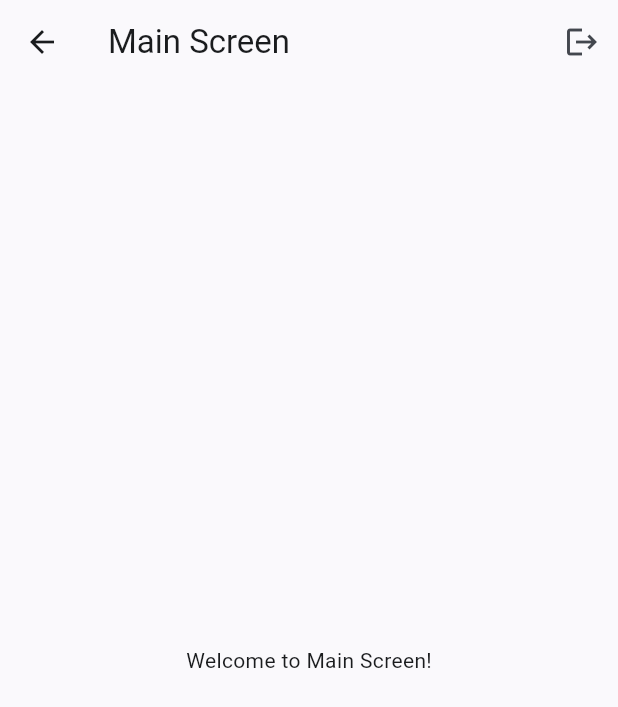
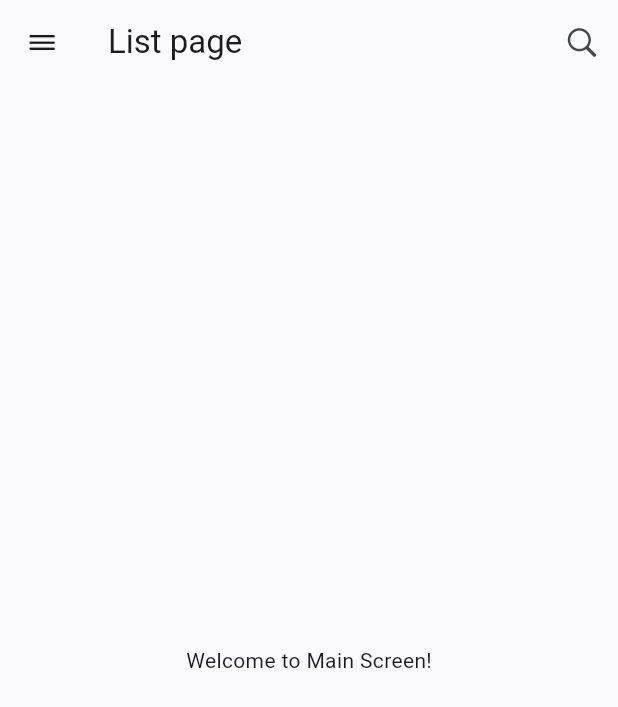
Before and after one commit to NazarIlkiv/lanars_tech_task, a Flutter app: the MainScreen screen opened directly, on a phone screen of 412 x 824 dp. Shown: the top 707 px of the screen. Run offline on Flutter 3.47's test engine with Material 3 defaults, Android fonts, the phone set to English and light mode, and no system bars; our stand-ins replace dio, equatable, flutter_bloc, get_it, hydrated_bloc, pretty_dio_logger and 1 more; generated files the repository leaves out were written again.

Commit message:
add drawer menu

```diff
--- a/lib/presentation/view/screens/main_screen/main_screen.dart
+++ b/lib/presentation/view/screens/main_screen/main_screen.dart
@@ -1,6 +1,8 @@
+import 'package:flutter/cupertino.dart';
 import 'package:flutter/material.dart';
-import 'package:flutter_bloc/flutter_bloc.dart';
-import 'package:lanars_tech_task/presentation/state/auth/auth_cubit.dart';
+import 'package:lanars_tech_task/core/constants/app_strings.dart';
+import 'package:lanars_tech_task/core/theme/app_text_styles.dart';
+import 'package:lanars_tech_task/presentation/view/screens/drawer_menu/drawer_menu_screen.dart';
 
 class MainScreen extends StatelessWidget {
   const MainScreen({super.key});
@@ -9,19 +11,37 @@ class MainScreen extends StatelessWidget {
   Widget build(BuildContext context) {
     return Scaffold(
       appBar: AppBar(
-        title: const Text('Main Screen'),
+        title: Text(
+          AppStrings.listPage,
+          style: AppTextStyles.mediumBodyText.copyWith(
+            fontSize: 22.0,
+            fontWeight: FontWeight.w400,
+          ),
+        ),
+        leading: Builder(
+          builder: (context) {
+            return IconButton(
+              icon: const Icon(CupertinoIcons.bars),
+              onPressed: () {
+                Scaffold.of(context).openDrawer();
+              },
+            );
+          },
+        ),
         actions: [
           IconButton(
-            icon: const Icon(Icons.logout),
-            onPressed: () {
-              context.read<AuthCubit>().logout();
-            },
+            icon: const Icon(CupertinoIcons.search),
+            onPressed: () {},
           ),
         ],
       ),
       body: const Center(
         child: Text('Welcome to Main Screen!'),
       ),
+      drawer: SizedBox(
+        width: MediaQuery.of(context).size.width * 0.75,
+        child: const DrawerMenuScreen(),
+      ),
     );
   }
 }
```
